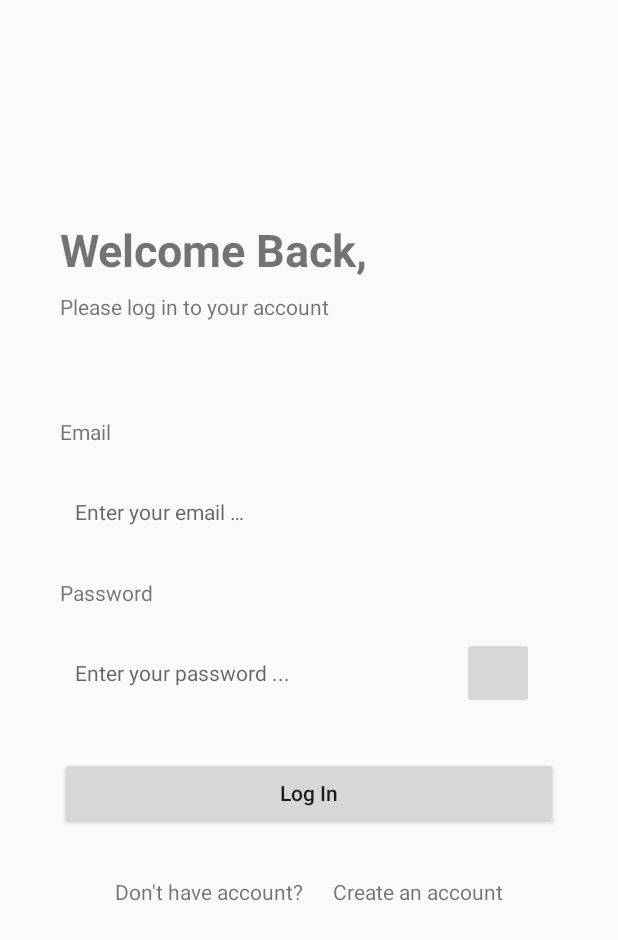
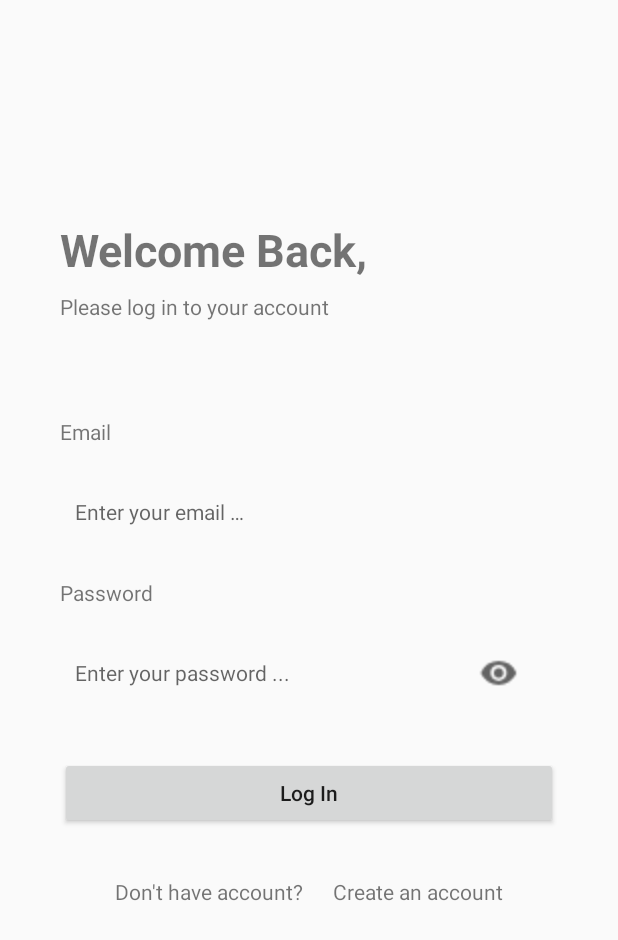
Before and after one commit to Android-Develop-Basic-Course/Trabble-App, an Android app: the screen it shows after launch (LoggingActivity), on a phone screen of 412 x 824 dp. Shown: the top 940 px of the screen. Run offline under Robolectric (Android 15) with nearby library versions, the phone set to English and light mode, and no system bars; our stand-ins replace Firebase (no records; nobody signed in at launch, a user with empty details on screens opened directly).

Commit message:
UX Logging Activity - Visible Password Button

```diff
--- /dev/null
+++ b/app/src/main/res/drawable/visible_password_foreground.xml
@@ -0,0 +1,16 @@
+<?xml version="1.0" encoding="utf-8"?>
+<vector xmlns:android="http://schemas.android.com/apk/res/android"
+    android:width="108dp"
+    android:height="108dp"
+    android:viewportWidth="108"
+    android:viewportHeight="108">
+  <group android:scaleX="0.0897802"
+      android:scaleY="0.0897802"
+      android:translateX="48.28306"
+      android:translateY="46.475296">
+    <group android:translateY="133.66406">
+      <path android:pathData="M66.09375,-68Q58.5,-68,53.4375,-62.859375Q48.375,-57.71875,48.375,-50Q48.375,-42.28125,53.4375,-37.140625Q58.5,-32,66.09375,-32Q73.6875,-32,78.75,-37.140625Q83.8125,-42.28125,83.8125,-50Q83.8125,-57.71875,78.75,-62.859375Q73.6875,-68,66.09375,-68ZM66.09375,-20Q53.4375,-20,44.859375,-28.625Q36.28125,-37.265625,36,-50Q36.28125,-62.734375,44.859375,-71.359375Q53.4375,-80,66.09375,-80Q78.75,-80,87.328125,-71.359375Q95.90625,-62.734375,96.1875,-50Q95.90625,-37.265625,87.328125,-28.625Q78.75,-20,66.09375,-20ZM66.09375,-95Q43.3125,-95,25.734375,-82.484375Q8.15625,-69.984375,0,-49.796875Q8.15625,-29.796875,25.734375,-17.390625Q43.3125,-5,66.09375,-5Q88.875,-5,106.453125,-17.390625Q124.03125,-29.796875,132.1875,-49.796875Q124.03125,-69.984375,106.453125,-82.484375Q88.875,-95,66.09375,-95Z"
+          android:fillColor="#000000"/>
+    </group>
+  </group>
+</vector>
--- a/app/src/main/res/layout/activity_logging.xml
+++ b/app/src/main/res/layout/activity_logging.xml
@@ -115,11 +115,15 @@
                 android:layout_width="48dp"
                 android:layout_height="48dp"
                 android:layout_marginEnd="16dp"
+                android:alpha="0.6"
+                android:background="@null"
+                android:contentDescription="@string/visibilityButtonDescription"
+                android:scaleX="2"
+                android:scaleY="2"
+                android:src="@drawable/visible_password_foreground"
                 app:layout_constraintBottom_toBottomOf="parent"
                 app:layout_constraintEnd_toEndOf="parent"
-                app:layout_constraintTop_toTopOf="parent"
-                tools:srcCompat="@tools:sample/avatars"
-                android:contentDescription="@string/visibilityButtonDescription" />
+                app:layout_constraintTop_toTopOf="parent" />
 
             <EditText
                 android:id="@+id/loggingPasswordInput"
--- /dev/null
+++ b/app/src/main/res/mipmap-anydpi-v26/visible_password.xml
@@ -0,0 +1,5 @@
+<?xml version="1.0" encoding="utf-8"?>
+<adaptive-icon xmlns:android="http://schemas.android.com/apk/res/android">
+    <background android:drawable="@drawable/visible_password_background"/>
+    <foreground android:drawable="@drawable/visible_password_foreground"/>
+</adaptive-icon>
--- /dev/null
+++ b/app/src/main/res/mipmap-anydpi-v26/visible_password_round.xml
@@ -0,0 +1,5 @@
+<?xml version="1.0" encoding="utf-8"?>
+<adaptive-icon xmlns:android="http://schemas.android.com/apk/res/android">
+    <background android:drawable="@drawable/visible_password_background"/>
+    <foreground android:drawable="@drawable/visible_password_foreground"/>
+</adaptive-icon>
```
Also changed, not shown: app/src/main/res/drawable/visible_password_background.xml (added, +78 -0 lines), app/src/main/visiblePassword-playstore.png (added), 1 other file.
